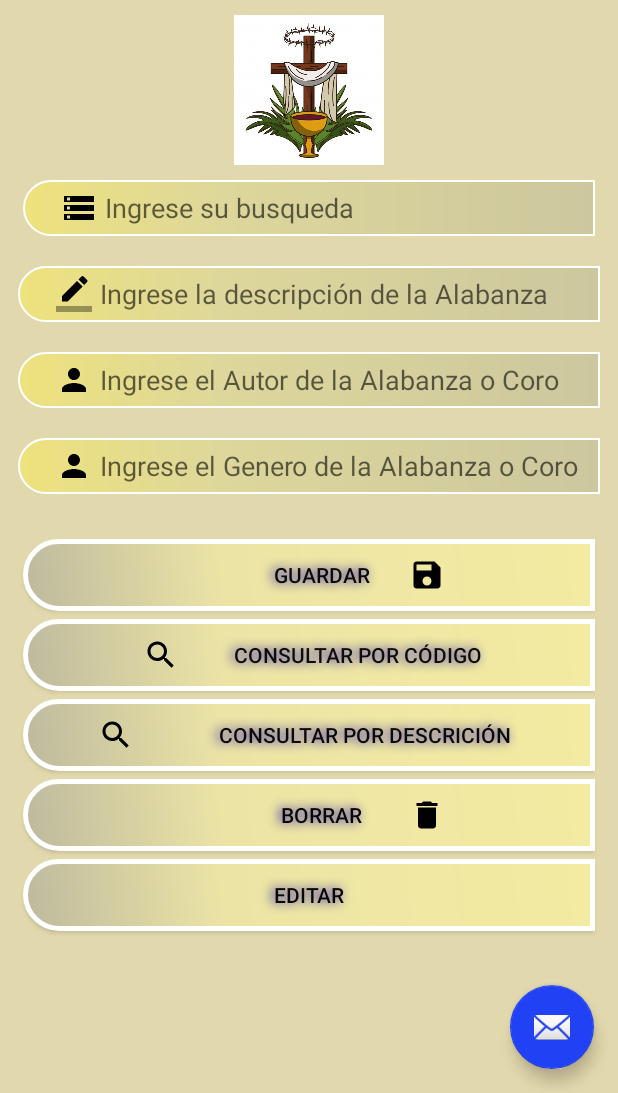
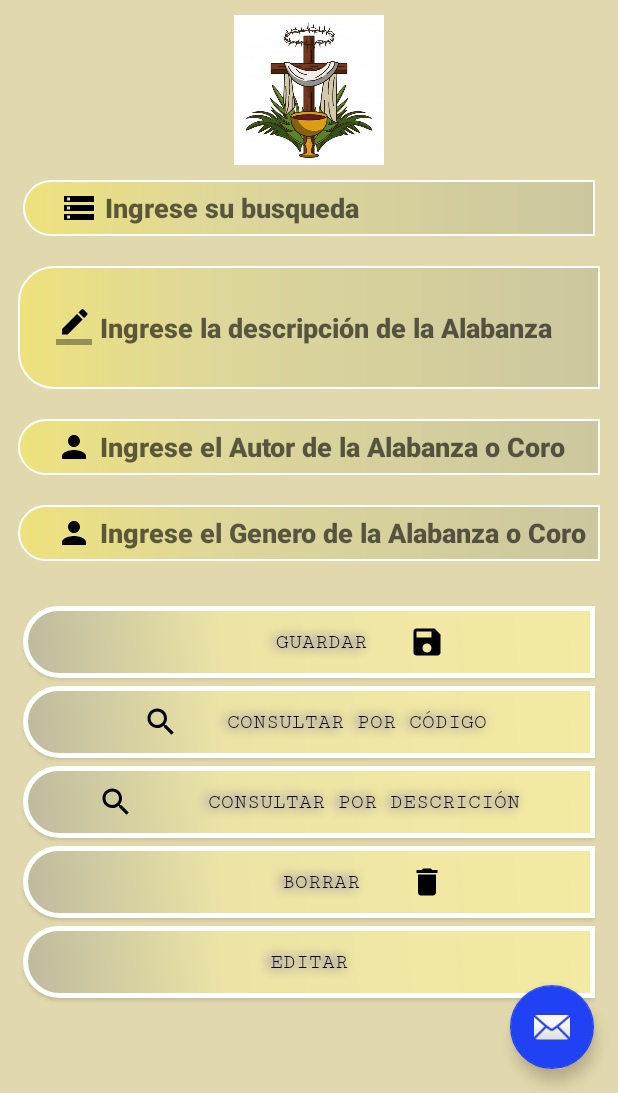
Before and after one commit to Edenilson15/Proyecto_Final_Con_Android_Studio, an Android app: the screen it shows after launch (MainActivity), on a phone screen of 412 x 824 dp, the part 143-1236 px from its top. Run offline under Robolectric (Android 15) with nearby library versions, the phone set to English and light mode, and no system bars; our stand-ins replace Volley.

Commit message:
se mejoro el diseno

```diff
--- a/app/src/main/res/layout/content_main.xml
+++ b/app/src/main/res/layout/content_main.xml
@@ -43,61 +43,61 @@
                 android:id="@+id/et_codigo"
                 android:layout_width="match_parent"
                 android:layout_height="wrap_content"
+                android:layout_marginLeft="15dp"
+                android:layout_marginTop="10dp"
+                android:layout_marginRight="15dp"
+                android:background="@drawable/estiloet2"
+                android:drawableStart="@drawable/ic_hola"
+                android:drawablePadding="5dp"
+                android:fontFamily="sans-serif-black"
                 android:hint="Ingrese su busqueda"
                 android:inputType="number"
-                android:background="@drawable/estiloet2"
-                android:shadowRadius="5"
                 android:paddingLeft="25dp"
-                android:drawableStart="@drawable/ic_hola"
-                android:drawablePadding="5dp"
-                android:layout_marginRight="15dp"
-                android:layout_marginLeft="15dp"
-                android:layout_marginTop="10dp"
-                />
+                android:shadowRadius="5" />
 
             <EditText
                 android:id="@+id/et_letra"
                 android:layout_width="match_parent"
-                android:layout_height="wrap_content"
-                android:hint="Ingrese la descripción de la Alabanza"
-                android:layout_marginRight="12dp"
+                android:layout_height="82dp"
                 android:layout_marginLeft="12dp"
                 android:layout_marginTop="20dp"
+                android:layout_marginRight="12dp"
                 android:background="@drawable/estiloet2"
-                android:paddingLeft="25dp"
                 android:drawableStart="@drawable/ic_descripcion"
                 android:drawablePadding="5dp"
-                />
+                android:fontFamily="sans-serif-black"
+                android:hint="Ingrese la descripción de la Alabanza"
+                android:paddingLeft="25dp" />
 
             <EditText
                 android:id="@+id/et_autor"
                 android:layout_width="match_parent"
                 android:layout_height="wrap_content"
-                android:hint="Ingrese el Autor de la Alabanza o Coro"
-                android:layout_marginRight="12dp"
                 android:layout_marginLeft="12dp"
                 android:layout_marginTop="20dp"
-                android:inputType="textPersonName"
+                android:layout_marginRight="12dp"
                 android:background="@drawable/estiloet2"
-                android:paddingLeft="25dp"
                 android:drawableStart="@drawable/ic_person"
                 android:drawablePadding="5dp"
-                />
+                android:fontFamily="sans-serif-black"
+                android:hint="Ingrese el Autor de la Alabanza o Coro"
+                android:inputType="textPersonName"
+                android:paddingLeft="25dp" />
 
             <EditText
                 android:id="@+id/et_genero"
                 android:layout_width="match_parent"
                 android:layout_height="wrap_content"
-                android:hint="Ingrese el Genero de la Alabanza o Coro"
-                android:layout_marginRight="12dp"
                 android:layout_marginLeft="12dp"
                 android:layout_marginTop="20dp"
-                android:inputType="textPersonName"
+                android:layout_marginRight="12dp"
                 android:background="@drawable/estiloet2"
-                android:paddingLeft="25dp"
                 android:drawableStart="@drawable/ic_person"
                 android:drawablePadding="5dp"
-                />
+                android:fontFamily="sans-serif-black"
+                android:hint="Ingrese el Genero de la Alabanza o Coro"
+                android:inputType="textPersonName"
+                android:paddingLeft="25dp" />
 
 
             <Button
@@ -105,92 +105,92 @@
                 android:layout_width="match_parent"
                 android:layout_height="wrap_content"
                 android:layout_marginLeft="15dp"
+                android:layout_marginTop="30dp"
                 android:layout_marginRight="15dp"
-                android:layout_marginTop="30dp"
-                android:text="Guardar"
-                android:textColor="#0A0A0A"
                 android:background="@drawable/estiloboton"
+                android:drawableRight="@drawable/ic_save"
+                android:drawablePadding="-140dp"
+                android:fontFamily="serif-monospace"
+                android:paddingRight="100dp"
                 android:shadowColor="#2314A8"
                 android:shadowDx="-3"
                 android:shadowDy="0"
                 android:shadowRadius="8"
-                android:drawableRight="@drawable/ic_save"
-                android:paddingRight="100dp"
-                android:drawablePadding="-140dp"
-                />
+                android:text="Guardar"
+                android:textColor="#0A0A0A" />
 
             <Button
                 android:id="@+id/btn_consultaCodigo"
                 android:layout_width="match_parent"
                 android:layout_height="wrap_content"
                 android:layout_marginLeft="15dp"
+                android:layout_marginTop="5dp"
                 android:layout_marginRight="15dp"
-                android:layout_marginTop="5dp"
-                android:text="Consultar por código"
-                android:textColor="#0E0D0D"
                 android:background="@drawable/estiloboton"
+                android:drawableStart="@drawable/ic_search"
+                android:drawablePadding="-40dp"
+                android:fontFamily="serif-monospace"
+                android:paddingLeft="80dp"
                 android:shadowColor="#2314A8"
                 android:shadowDx="-3"
                 android:shadowDy="0"
                 android:shadowRadius="8"
-                android:drawableStart="@drawable/ic_search"
-                android:paddingLeft="80dp"
-                android:drawablePadding="-40dp"
-                />
+                android:text="Consultar por código"
+                android:textColor="#0E0D0D" />
 
             <Button
                 android:id="@+id/btn_consultaDescripcion"
                 android:layout_width="match_parent"
                 android:layout_height="wrap_content"
                 android:layout_marginLeft="15dp"
+                android:layout_marginTop="5dp"
                 android:layout_marginRight="15dp"
-                android:layout_marginTop="5dp"
-                android:text="Consultar por descrición"
-                android:textColor="#0A0A0A"
                 android:background="@drawable/estiloboton"
+                android:drawableStart="@drawable/ic_search"
+                android:fontFamily="serif-monospace"
+                android:paddingLeft="50dp"
                 android:shadowColor="#2314A8"
-                android:drawableStart="@drawable/ic_search"
-                android:paddingLeft="50dp"
                 android:shadowDx="-3"
                 android:shadowDy="0"
                 android:shadowRadius="8"
-                />
+                android:text="Consultar por descrición"
+                android:textColor="#0A0A0A" />
 
             <Button
                 android:id="@+id/btn_eliminar"
                 android:layout_width="match_parent"
                 android:layout_height="wrap_content"
                 android:layout_marginLeft="15dp"
+                android:layout_marginTop="5dp"
                 android:layout_marginRight="15dp"
-                android:layout_marginTop="5dp"
-                android:text="Borrar"
-                android:textColor="#070707"
                 android:background="@drawable/estiloboton"
+                android:drawableRight="@drawable/ic_borrar"
+                android:drawablePadding="-140dp"
+                android:fontFamily="serif-monospace"
+                android:paddingRight="100dp"
                 android:shadowColor="#2314A8"
-                android:drawableRight="@drawable/ic_borrar"
-                android:paddingRight="100dp"
-                android:drawablePadding="-140dp"
                 android:shadowDx="-3"
                 android:shadowDy="0"
                 android:shadowRadius="8"
-                />
+                android:text="Borrar"
+                android:textColor="#070707" />
 
             <Button
                 android:id="@+id/btn_actualizar"
                 android:layout_width="match_parent"
                 android:layout_height="wrap_content"
                 android:layout_marginLeft="15dp"
+                android:layout_marginTop="5dp"
                 android:layout_marginRight="15dp"
-                android:layout_marginTop="5dp"
-                android:text="Editar"
-                android:textColor="#070707"
+                android:layout_marginBottom="20dp"
                 android:background="@drawable/estiloboton"
+                android:fontFamily="serif-monospace"
                 android:shadowColor="#2314A8"
                 android:shadowDx="-3"
                 android:shadowDy="0"
                 android:shadowRadius="8"
-                android:layout_marginBottom="20dp"
-                />
+                android:text="Editar"
+                android:textColor="#070707" />
 
         </LinearLayout>
     </ScrollView>
--- a/app/src/main/res/layout/list_layout.xml
+++ b/app/src/main/res/layout/list_layout.xml
@@ -26,14 +26,13 @@
 
 
     <androidx.cardview.widget.CardView
-        xmlns:card_view="http://schemas.android.com/apk/res-auto"
         android:layout_width="match_parent"
         android:layout_height="wrap_content"
-        card_view:cardUseCompatPadding="true"
-        card_view:cardElevation="6dp"
-        card_view:cardCornerRadius="5dp"
+        app:cardUseCompatPadding="true"
+        app:cardElevation="6dp"
+        app:cardCornerRadius="5dp"
         android:layout_margin="0dp"
-        card_view:cardBackgroundColor="#E4E9EC"
+        app:cardBackgroundColor="#E4E9EC"
         android:foreground="?android:attr/selectableItemBackground"
         android:clickable="true"
         >
@@ -47,8 +46,8 @@
             android:id="@+id/imageView"
             android:layout_width="120dp"
             android:layout_height="145dp"
-            android:src="@drawable/sink"
-            android:padding="4dp" />
+            android:padding="4dp"
+            android:src="@drawable/sink" />
 
         <TextView
             android:id="@+id/textViewCodigo"
@@ -56,6 +55,7 @@
             android:layout_height="wrap_content"
             android:layout_marginLeft="5dp"
             android:layout_toRightOf="@id/imageView"
+            android:fontFamily="sans-serif-black"
             android:text="Código: "
             android:textAppearance="@style/Base.TextAppearance.AppCompat.Small"
             android:textColor="#000000" />
@@ -80,6 +80,7 @@
             android:layout_marginTop="1dp"
             android:layout_toRightOf="@id/imageView"
             android:background="@color/colorPrimary"
+            android:fontFamily="sans-serif-black"
             android:paddingLeft="0dp"
             android:paddingRight="15dp"
             android:text="Actor"
@@ -94,6 +95,7 @@
             android:layout_marginLeft="5dp"
             android:layout_marginTop="1dp"
             android:layout_toRightOf="@id/imageView"
+            android:fontFamily="sans-serif-black"
             android:text="Alex Zurdo"
             android:textAppearance="@style/Base.TextAppearance.AppCompat.Large"
             android:textStyle="bold" />
@@ -105,6 +107,7 @@
             android:layout_below="@id/textViewActor1"
             android:layout_marginLeft="5dp"
             android:layout_toRightOf="@id/imageView"
+            android:fontFamily="sans-serif-black"
             android:text="Genero: "
             android:textAppearance="@style/Base.TextAppearance.AppCompat.Small"
             android:textColor="#000000" />
@@ -117,6 +120,7 @@
             android:layout_marginLeft="5dp"
             android:layout_marginTop="1dp"
             android:layout_toRightOf="@id/imageView"
+            android:fontFamily="sans-serif-black"
             android:text="Rock"
             android:textAppearance="@style/Base.TextAppearance.AppCompat.Small" />
 
```
